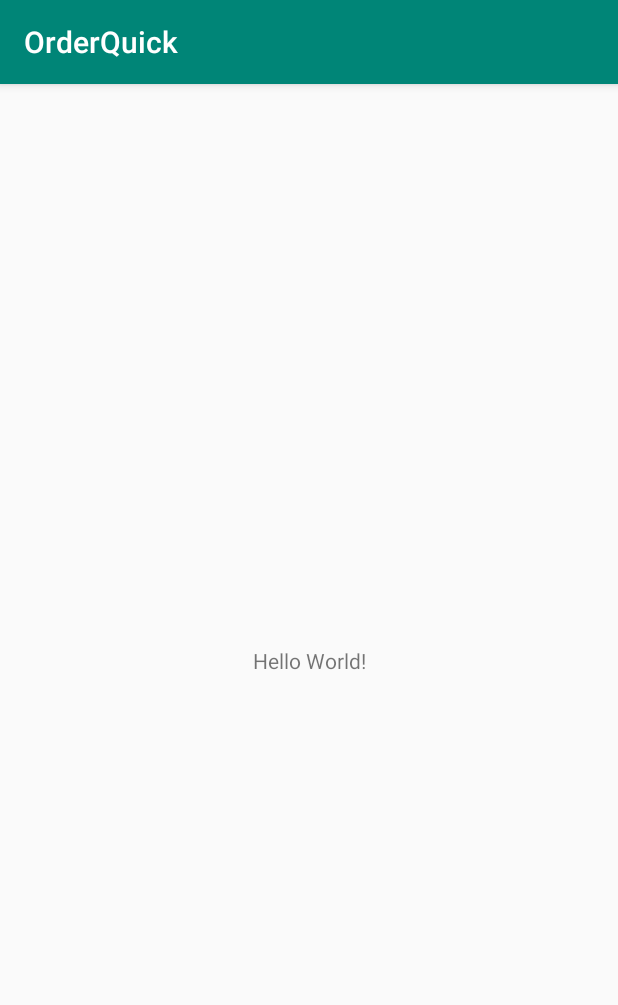
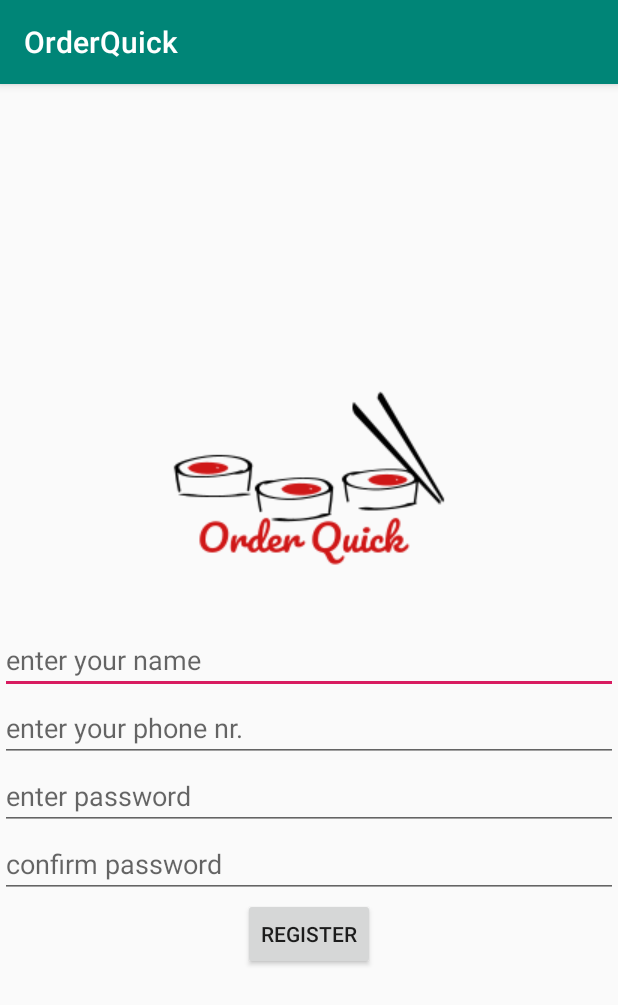
Before and after one commit to sergiunimat/OrderQuick, an Android app: the screen it shows after launch (MainActivity), on a phone screen of 412 x 824 dp. Shown: the top 1005 px of the screen. Run offline under Robolectric (Android 15) with nearby library versions, the phone set to English and light mode, and no system bars; 5 statements that could not run were skipped.

Commit message:
Register Layout and Main activity

```diff
--- a/app/src/main/java/com/example/orderquick/MainActivity.java
+++ b/app/src/main/java/com/example/orderquick/MainActivity.java
@@ -3,12 +3,34 @@ package com.example.orderquick;
 import androidx.appcompat.app.AppCompatActivity;
 
 import android.os.Bundle;
+import android.view.View;
+import android.widget.Button;
+import android.widget.EditText;
+import android.widget.Toast;
 
 public class MainActivity extends AppCompatActivity {
+
+    Button register;
+    EditText userName;
+    EditText userPassword;
+    EditText userTelNr;
 
     @Override
     protected void onCreate(Bundle savedInstanceState) {
         super.onCreate(savedInstanceState);
         setContentView(R.layout.activity_main);
+        //init vars.
+        register.findViewById(R.id.registerBtn);
+        userName.findViewById(R.id.edUserRegName);
+        userPassword.findViewById(R.id.edUserRegPass);
+        userTelNr.findViewById(R.id.edUserRegTell);
+        //event listeners.
+        register.setOnClickListener(new View.OnClickListener() {
+            @Override
+            public void onClick(View v) {
+                //code when the register button is clicked.
+                Toast.makeText(MainActivity.this, "Register button was pressed", Toast.LENGTH_SHORT).show();
+            }
+        });
     }
 }
--- a/app/src/main/res/layout/activity_main.xml
+++ b/app/src/main/res/layout/activity_main.xml
@@ -2,17 +2,70 @@
 <androidx.constraintlayout.widget.ConstraintLayout xmlns:android="http://schemas.android.com/apk/res/android"
     xmlns:app="http://schemas.android.com/apk/res-auto"
     xmlns:tools="http://schemas.android.com/tools"
+    android:id="@+id/inpName"
     android:layout_width="match_parent"
     android:layout_height="match_parent"
     tools:context=".MainActivity">
 
-    <TextView
-        android:layout_width="wrap_content"
-        android:layout_height="wrap_content"
-        android:text="Hello World!"
+    <RelativeLayout
+        android:layout_width="0dp"
+        android:layout_height="0dp"
         app:layout_constraintBottom_toBottomOf="parent"
-        app:layout_constraintLeft_toLeftOf="parent"
-        app:layout_constraintRight_toRightOf="parent"
-        app:layout_constraintTop_toTopOf="parent" />
+        app:layout_constraintEnd_toEndOf="parent"
+        app:layout_constraintStart_toStartOf="parent"
+        app:layout_constraintTop_toTopOf="parent">
+
+        <ImageView
+            android:layout_centerHorizontal="true"
+            android:layout_above="@id/edUserRegName"
+            android:id="@+id/imageView"
+            android:layout_width="wrap_content"
+            android:layout_height="wrap_content"
+            app:srcCompat="@drawable/mobileapplog" />
+
+        <EditText
+            android:layout_centerVertical="true"
+            android:id="@+id/edUserRegName"
+            android:layout_width="match_parent"
+            android:layout_height="wrap_content"
+            android:ems="10"
+            android:hint="enter your name"
+            android:inputType="textPersonName" />
+
+        <EditText
+            android:layout_below="@id/edUserRegTell"
+            android:id="@+id/edUserRegPass"
+            android:layout_width="match_parent"
+            android:layout_height="wrap_content"
+            android:ems="10"
+            android:hint="enter password"
+            android:inputType="textPassword" />
+
+        <EditText
+            android:layout_below="@id/edUserRegPass"
+            android:id="@+id/edUserRegPassConf"
+            android:layout_width="match_parent"
+            android:layout_height="wrap_content"
+            android:ems="10"
+            android:hint="confirm password"
+            android:inputType="textPassword" />
+
+        <EditText
+            android:layout_below="@id/edUserRegName"
+            android:id="@+id/edUserRegTell"
+            android:layout_width="match_parent"
+            android:layout_height="wrap_content"
+            android:ems="10"
+            android:hint="enter your phone nr."
+            android:inputType="textPersonName" />
+
+        <Button
+            android:layout_below="@id/edUserRegPassConf"
+            android:layout_centerHorizontal="true"
+            android:id="@+id/registerBtn"
+            android:layout_width="wrap_content"
+            android:layout_height="wrap_content"
+            android:text="Register" />
+    </RelativeLayout>
 
 </androidx.constraintlayout.widget.ConstraintLayout>
```
Also changed, not shown: app/src/main/java/com/example/orderquick/CustomerModel.java (added, +71 -0 lines), app/src/main/res/drawable-v24/mobileapplog.png (added).
